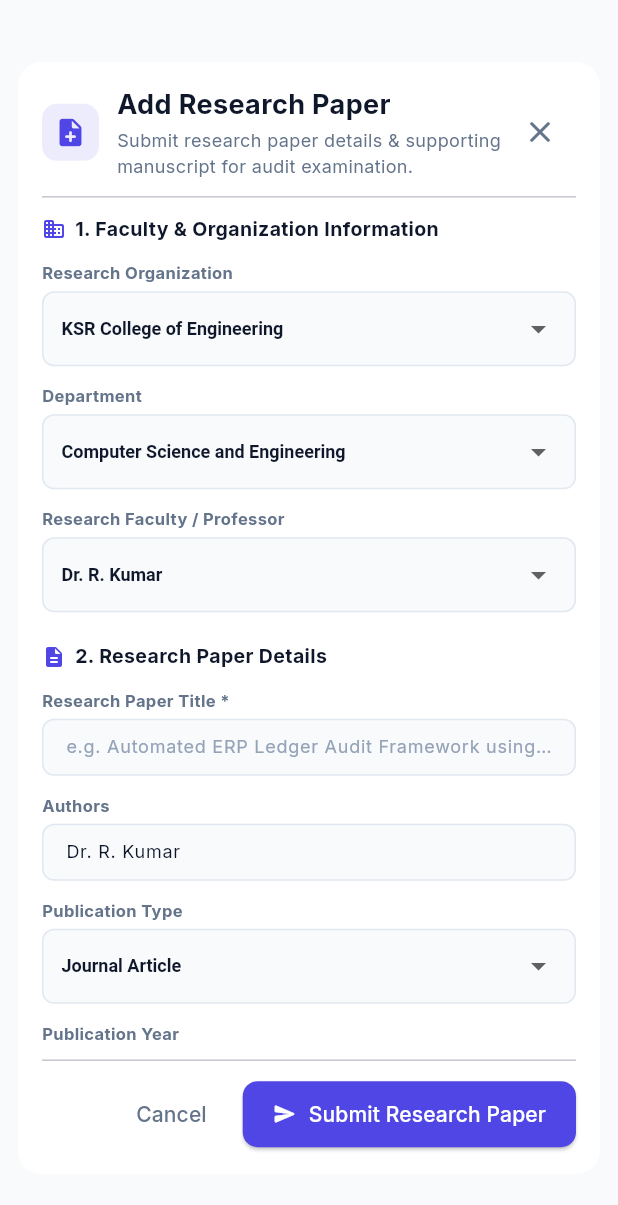
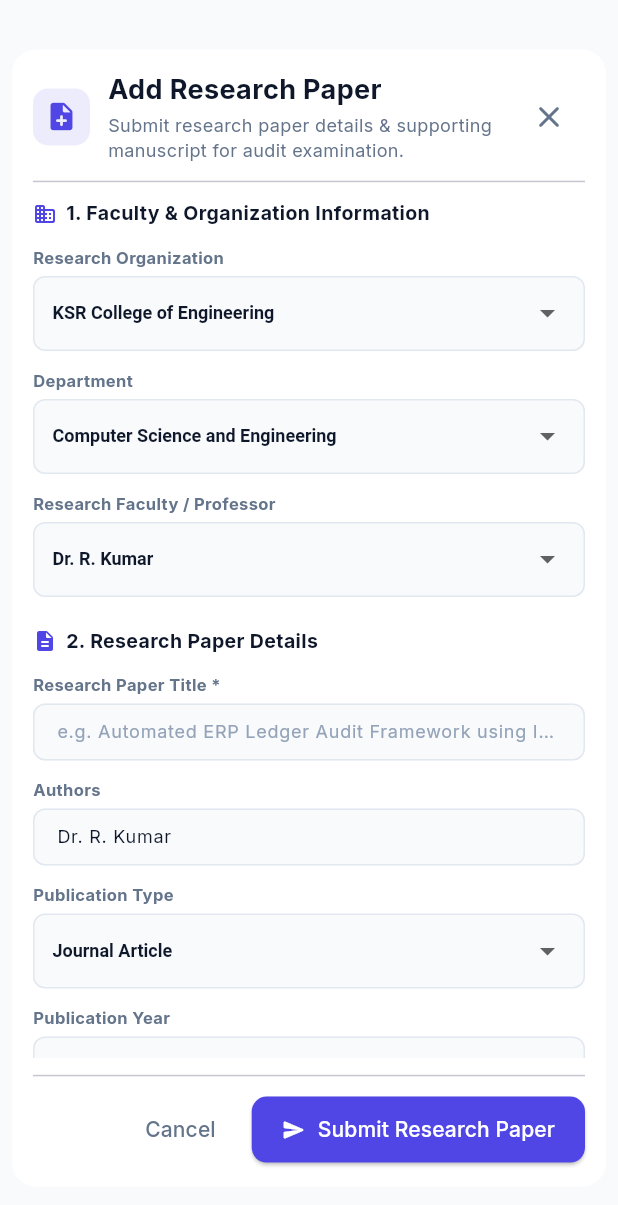
Before and after one commit to dharanya011/auditor-module, a Flutter app: the AddResearchPaperDialog widget shown alone on an empty page, opened directly with empty values, on a phone screen of 412 x 824 dp. Shown: the top 1205 px of the screen. Run offline on Flutter 3.47's test engine with Material 3 defaults, Android fonts, the phone set to English and light mode, and no system bars; our stand-ins replace fl_chart, google_fonts.

Commit message:
feat: enhance mobile responsiveness for AddResearchPaperDialog and ExamineDocumentModal

```diff
--- a/lib/widgets/add_research_paper_dialog.dart
+++ b/lib/widgets/add_research_paper_dialog.dart
@@ -160,12 +160,12 @@ class _AddResearchPaperDialogState extends State<AddResearchPaperDialog> {
 
     return Dialog(
       shape: RoundedRectangleBorder(borderRadius: BorderRadius.circular(16)),
-      insetPadding: EdgeInsets.all(isMobile ? 12 : 24),
+      insetPadding: EdgeInsets.all(isMobile ? 8 : 24),
       backgroundColor: Colors.white,
       child: Container(
-        width: 780,
-        constraints: BoxConstraints(maxHeight: MediaQuery.of(context).size.height * 0.9),
-        padding: EdgeInsets.all(isMobile ? 16 : 24),
+        width: isMobile ? double.infinity : 780,
+        constraints: BoxConstraints(maxHeight: MediaQuery.of(context).size.height * 0.92),
+        padding: EdgeInsets.all(isMobile ? 14 : 24),
         child: Form(
           key: _formKey,
           child: Column(
```
Also changed, not shown: lib/widgets/examine_document_modal.dart (+43 -3 lines).
